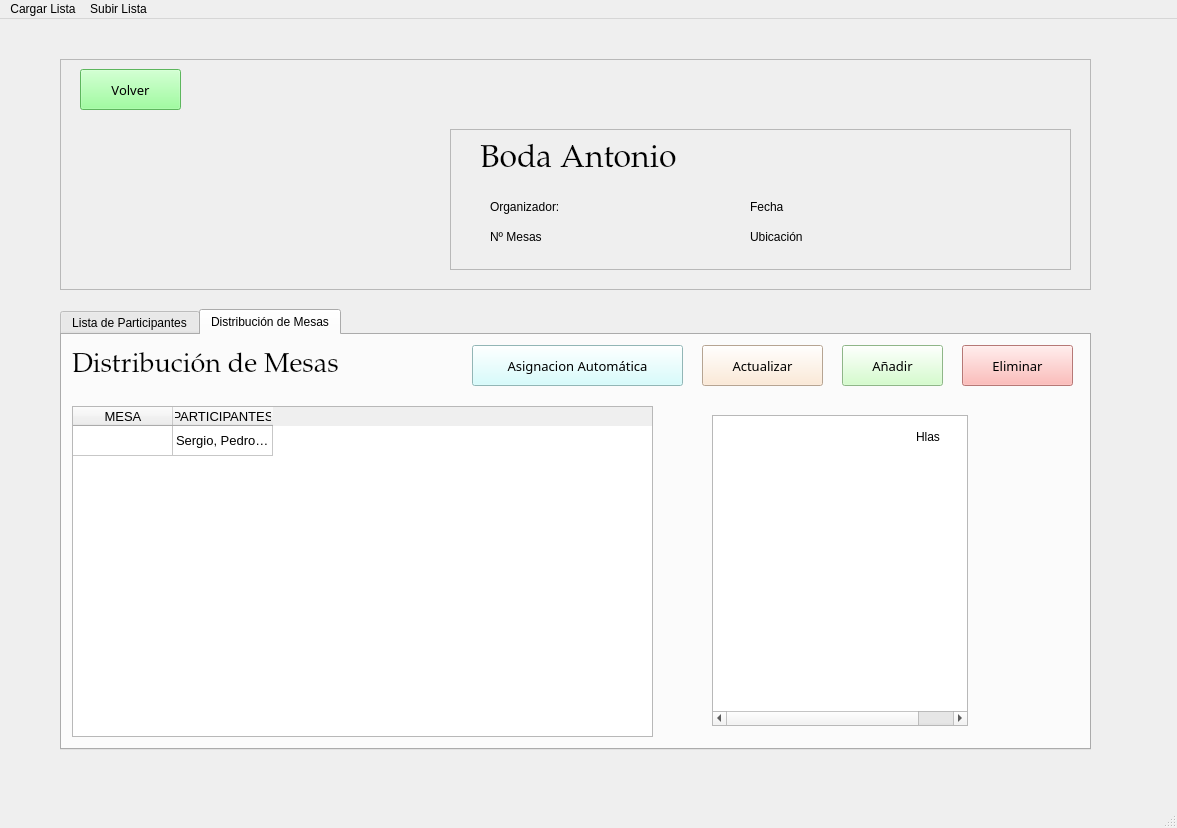
First picture: the form in src/ui/GestionDeEventos.ui, repository IvanJesusCorbalanPascual/Gestor-de-Eventos, before the edit.
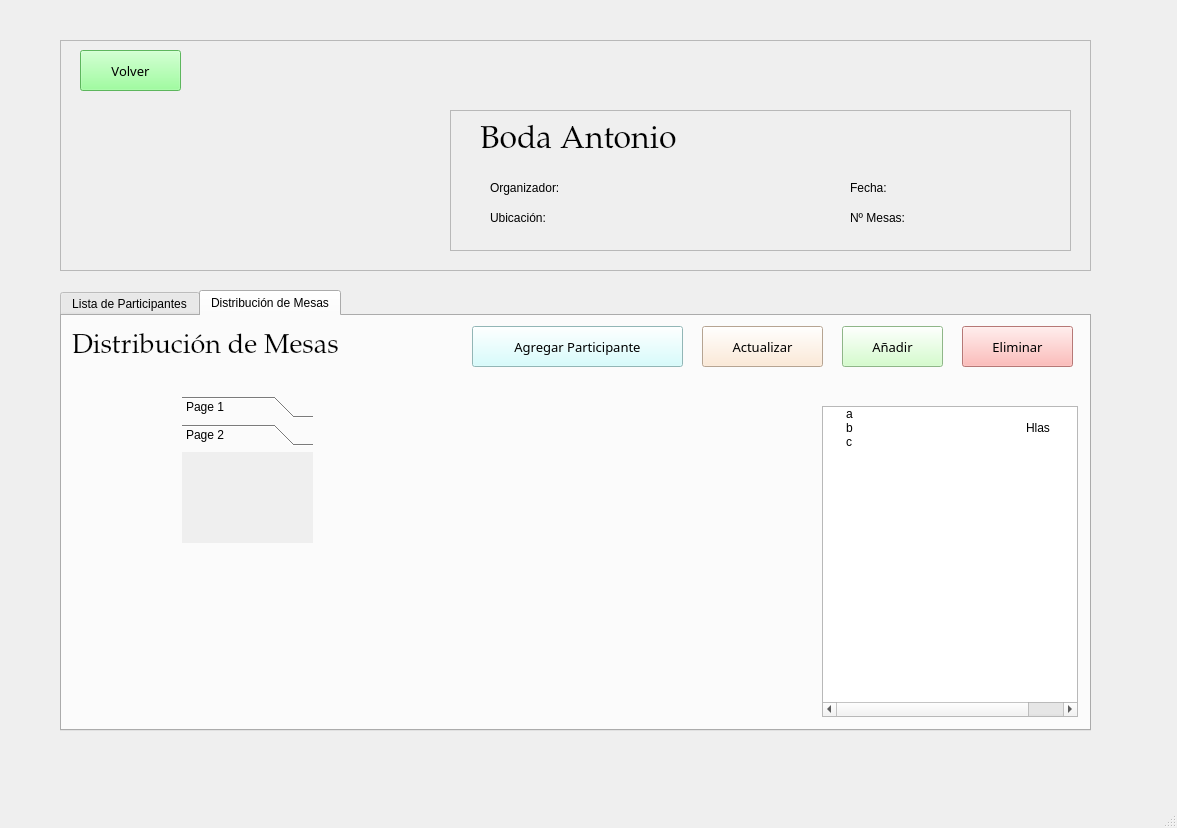
Second picture: the form after the edit. Icons and pictures are not drawn.

Commit message: mas nombracion de elementos

The edit to the form file:
```diff
--- a/src/ui/GestionDeEventos.ui
+++ b/src/ui/GestionDeEventos.ui
@@ -33,7 +33,7 @@
      <attribute name="title">
       <string>Lista de Participantes</string>
      </attribute>
-     <widget class="QLabel" name="label">
+     <widget class="QLabel" name="lblListaDeParticipantes">
       <property name="geometry">
        <rect>
         <x>10</x>
@@ -52,7 +52,7 @@
        <string>Lista de Participantes</string>
       </property>
      </widget>
-     <widget class="QTableWidget" name="tableWidget">
+     <widget class="QTableWidget" name="tablaParticipantes">
       <property name="geometry">
        <rect>
         <x>10</x>
@@ -97,7 +97,7 @@
        </property>
       </item>
      </widget>
-     <widget class="QPushButton" name="pushButton_3">
+     <widget class="QPushButton" name="btnEliminarParticipante">
       <property name="geometry">
        <rect>
         <x>900</x>
@@ -122,7 +122,7 @@
        <string>Eliminar</string>
       </property>
      </widget>
-     <widget class="QPushButton" name="pushButton_4">
+     <widget class="QPushButton" name="btnAnyadirParticipante">
       <property name="geometry">
        <rect>
         <x>780</x>
@@ -147,7 +147,7 @@
        <string>Añadir</string>
       </property>
      </widget>
-     <widget class="QPushButton" name="pushButton_5">
+     <widget class="QPushButton" name="btnActualizarParticipante">
       <property name="geometry">
        <rect>
         <x>640</x>
@@ -172,7 +172,7 @@
        <string>Actualizar</string>
       </property>
      </widget>
-     <widget class="QPushButton" name="pushButton_6">
+     <widget class="QPushButton" name="btnAsignacionAutomatica">
       <property name="geometry">
        <rect>
         <x>410</x>
@@ -197,12 +197,25 @@
        <string>Asignacion Automática</string>
       </property>
      </widget>
+     <widget class="QSlider" name="verticalSlider">
+      <property name="geometry">
+       <rect>
+        <x>980</x>
+        <y>80</y>
+        <width>22</width>
+        <height>311</height>
+       </rect>
+      </property>
+      <property name="orientation">
+       <enum>Qt::Vertical</enum>
+      </property>
+     </widget>
     </widget>
-    <widget class="QWidget" name="Tab2">
+    <widget class="QWidget" name="tabDistribucionDeMesas">
      <attribute name="title">
       <string>Distribución de Mesas</string>
      </attribute>
-     <widget class="QPushButton" name="pushButton_12">
+     <widget class="QPushButton" name="btnAgregarParticipante">
       <property name="geometry">
        <rect>
         <x>410</x>
@@ -224,10 +237,10 @@
 }</string>
       </property>
       <property name="text">
-       <string>Asignacion Automática</string>
+       <string>Agregar Participante</string>
       </property>
      </widget>
-     <widget class="QPushButton" name="pushButton_13">
+     <widget class="QPushButton" name="btnActualizarMesa">
       <property name="geometry">
        <rect>
         <x>640</x>
@@ -252,53 +265,6 @@
        <string>Actualizar</string>
       </property>
      </widget>
-     <widget class="QTableWidget" name="tableWidget_3">
-      <property name="geometry">
-       <rect>
-        <x>10</x>
-        <y>71</y>
-        <width>581</width>
-        <height>331</height>
-       </rect>
-      </property>
-      <property name="font">
-       <font>
-        <pointsize>10</pointsize>
-       </font>
-      </property>
-      <attribute name="horizontalHeaderCascadingSectionResizes">
-       <bool>false</bool>
-      </attribute>
-      <attribute name="horizontalHeaderHighlightSections">
-       <bool>true</bool>
-      </attribute>
-      <attribute name="verticalHeaderVisible">
-       <bool>false</bool>
-      </attribute>
-      <attribute name="verticalHeaderShowSortIndicator" stdset="0">
-       <bool>false</bool>
-      </attribute>
-      <row>
-       <property name="text">
-        <string>1</string>
-       </property>
-      </row>
-      <column>
-       <property name="text">
-        <string>MESA</string>
-       </property>
-      </column>
-      <column>
-       <property name="text">
-        <string>PARTICIPANTES</string>
-       </property>
-      </column>
-      <item row="0" column="1">
-       <property name="text">
-        <string>Sergio, Pedro, Sabina, antonio, Ivan, Hugo</string>
-       </property>
-      </item>
-     </widget>
      <widget class="QPushButton" name="btnEliminarMesa">
       <property name="geometry">
        <rect>
@@ -349,7 +315,7 @@
        <string>Añadir</string>
       </property>
      </widget>
-     <widget class="QLabel" name="label_13">
+     <widget class="QLabel" name="lblDistribucionDeMesas">
       <property name="geometry">
        <rect>
         <x>10</x>
@@ -371,8 +337,8 @@
      <widget class="QTreeWidget" name="treeWidget">
       <property name="geometry">
        <rect>
-        <x>650</x>
-        <y>80</y>
+        <x>760</x>
+        <y>90</y>
         <width>256</width>
         <height>311</height>
        </rect>
@@ -406,7 +372,7 @@
       </column>
       <item>
        <property name="text">
-        <string/>
+        <string>a</string>
        </property>
        <property name="text">
         <string/>
@@ -417,7 +383,7 @@
       </item>
       <item>
        <property name="text">
-        <string/>
+        <string>b</string>
        </property>
        <property name="text">
         <string/>
@@ -426,10 +392,54 @@
         <string>Hlas</string>
        </property>
       </item>
+      <item>
+       <property name="text">
+        <string>c</string>
+       </property>
+      </item>
+     </widget>
+     <widget class="QToolBox" name="toolBox">
+      <property name="geometry">
+       <rect>
+        <x>120</x>
+        <y>80</y>
+        <width>131</width>
+        <height>147</height>
+       </rect>
+      </property>
+      <property name="currentIndex">
+       <number>1</number>
+      </property>
+      <widget class="QWidget" name="page">
+       <property name="geometry">
+        <rect>
+         <x>0</x>
+         <y>0</y>
+         <width>131</width>
+         <height>85</height>
+        </rect>
+       </property>
+       <attribute name="label">
+        <string>Page 1</string>
+       </attribute>
+      </widget>
+      <widget class="QWidget" name="page_2">
+       <property name="geometry">
+        <rect>
+         <x>0</x>
+         <y>0</y>
+         <width>131</width>
+         <height>85</height>
+        </rect>
+       </property>
+       <attribute name="label">
+        <string>Page 2</string>
+       </attribute>
+      </widget>
      </widget>
     </widget>
    </widget>
-   <widget class="QFrame" name="frame_2">
+   <widget class="QFrame" name="Frame1">
     <property name="geometry">
      <rect>
       <x>60</x>
@@ -478,7 +488,7 @@
      <property name="frameShadow">
       <enum>QFrame::Raised</enum>
      </property>
-     <widget class="QLabel" name="label_3">
+     <widget class="QLabel" name="lblOrganizador">
       <property name="geometry">
        <rect>
         <x>40</x>
@@ -491,7 +501,7 @@
        <string>Organizador:</string>
       </property>
      </widget>
-     <widget class="QLabel" name="label_4">
+     <widget class="QLabel" name="lblUbicacion">
       <property name="geometry">
        <rect>
         <x>40</x>
@@ -501,36 +511,36 @@
        </rect>
       </property>
       <property name="text">
-       <string>Nº Mesas</string>
+       <string>Ubicación:</string>
       </property>
      </widget>
-     <widget class="QLabel" name="label_5">
+     <widget class="QLabel" name="lblFecha">
       <property name="geometry">
        <rect>
-        <x>300</x>
+        <x>400</x>
         <y>70</y>
         <width>61</width>
         <height>16</height>
        </rect>
       </property>
       <property name="text">
-       <string>Fecha</string>
+       <string>Fecha:</string>
       </property>
      </widget>
-     <widget class="QLabel" name="label_6">
+     <widget class="QLabel" name="lblMesas">
       <property name="geometry">
        <rect>
-        <x>300</x>
+        <x>400</x>
         <y>100</y>
         <width>61</width>
         <height>16</height>
        </rect>
       </property>
       <property name="text">
-       <string>Ubicación</string>
+       <string>Nº Mesas:</string>
       </property>
      </widget>
-     <widget class="QLabel" name="label_7">
+     <widget class="QLabel" name="lblTituloEvento">
       <property name="geometry">
        <rect>
         <x>30</x>
@@ -550,7 +560,7 @@
       </property>
      </widget>
     </widget>
-    <widget class="QPushButton" name="pushButton_11">
+    <widget class="QPushButton" name="btnVolver">
      <property name="geometry">
       <rect>
        <x>20</x>
@@ -577,28 +587,6 @@
     </widget>
    </widget>
   </widget>
-  <widget class="QMenuBar" name="menubar">
-   <property name="geometry">
-    <rect>
-     <x>0</x>
-     <y>0</y>
-     <width>1177</width>
-     <height>26</height>
-    </rect>
-   </property>
-   <widget class="QMenu" name="menuCargar_Lista">
-    <property name="title">
-     <string>Cargar Lista</string>
-    </property>
-   </widget>
-   <widget class="QMenu" name="menuSubir_Lista">
-    <property name="title">
-     <string>Subir Lista</string>
-    </property>
-   </widget>
-   <addaction name="menuCargar_Lista"/>
-   <addaction name="menuSubir_Lista"/>
-  </widget>
   <widget class="QStatusBar" name="statusbar"/>
  </widget>
  <resources>
```
